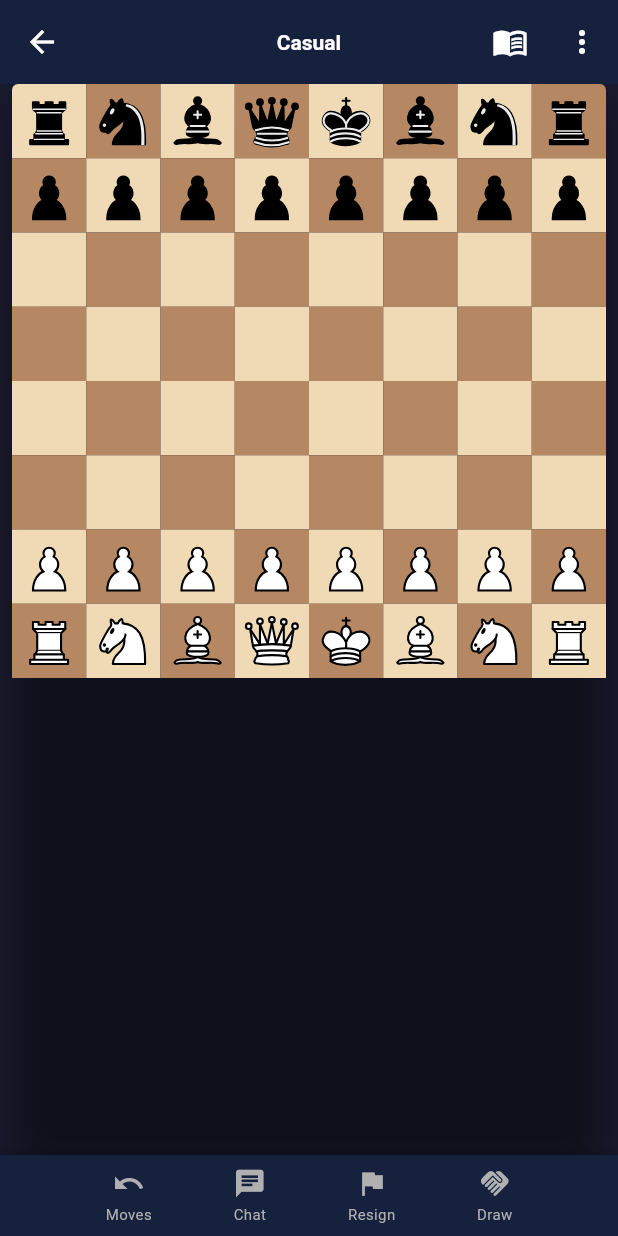
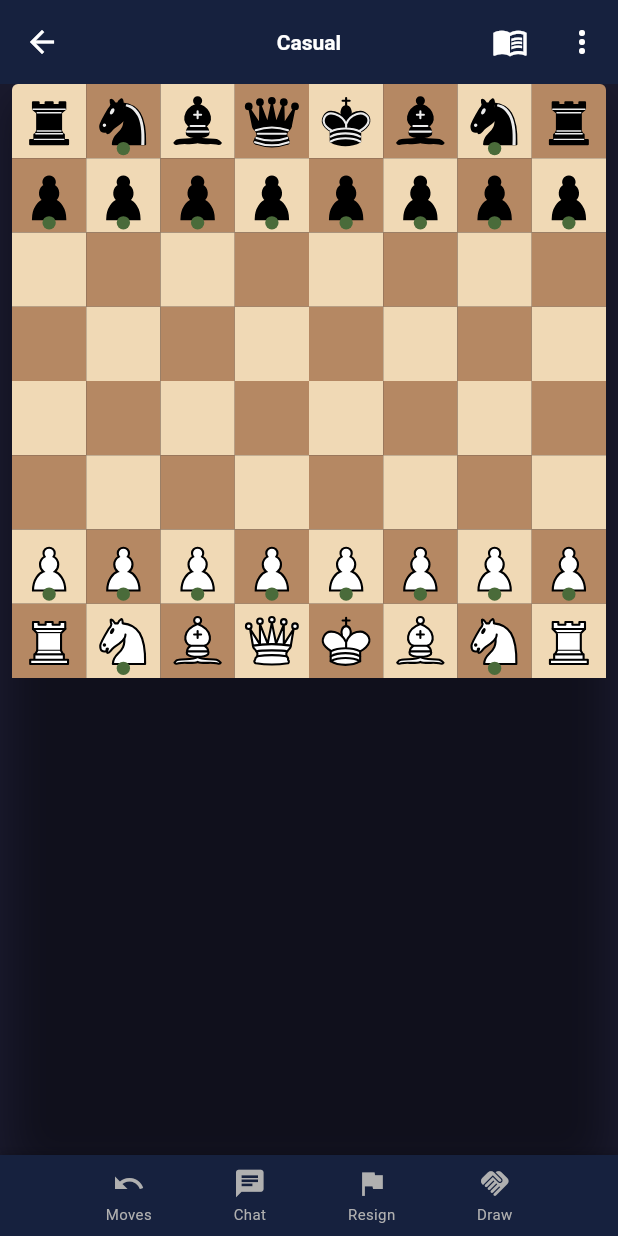
Before and after one commit to cheater345/Chess_apk, a Flutter app: the GameScreen screen opened by its route, on a phone screen of 412 x 824 dp. Run offline on Flutter 3.47's test engine with Material 3 defaults, Android fonts, the phone set to English and light mode, and no system bars; our stand-ins replace firebase_core, flutter_svg, google_fonts, shared_preferences, socket_io_client; accounts and stored records are empty.

Commit message:
feat: add green dot on each of user's movable pieces (no selection required)

```diff
--- a/flutter_app/lib/widgets/chess_board.dart
+++ b/flutter_app/lib/widgets/chess_board.dart
@@ -43,6 +43,12 @@ class _ChessBoardWidgetState extends State<ChessBoardWidget> {
       return playerTurn && (isWhite ? 'white' : 'black') == widget.playerColor;
     }
     return true;
+  }
+
+  bool _isUsersPiece(String piece) {
+    if (widget.playerColor == null) return true;
+    final isWhite = piece == piece.toUpperCase();
+    return (isWhite ? 'white' : 'black') == widget.playerColor;
   }
 
   bool _isPromotion(String from, String to) {
@@ -219,6 +225,8 @@ class _ChessBoardWidgetState extends State<ChessBoardWidget> {
         final isLight = (dr + df) % 2 == 0;
         final isSelected = _selectedSquare == sq;
 
+        final canMove = piece != '' && _selectedSquare == null && _isUsersPiece(piece) && _getLegalMovesForSquare(sq).isNotEmpty;
+
         pieces.add(Positioned(
           left: file * sqSize, top: rank * sqSize,
           child: Container(
@@ -229,7 +237,26 @@ class _ChessBoardWidgetState extends State<ChessBoardWidget> {
                   : isLight ? _lightSquare : _darkSquare,
               border: isSelected ? Border.all(color: const Color(0xFF4A6B3A), width: 3) : null,
             ),
-            child: piece != '' ? Center(child: _buildPiece(piece, sqSize)) : null,
+            child: piece != ''
+                ? Stack(
+                    alignment: Alignment.center,
+                    children: [
+                      Center(child: _buildPiece(piece, sqSize)),
+                      if (canMove)
+                        Positioned(
+                          bottom: sqSize * 0.04,
+                          child: Container(
+                            width: sqSize * 0.18,
+                            height: sqSize * 0.18,
+                            decoration: const BoxDecoration(
+                              shape: BoxShape.circle,
+                              color: Color(0xFF4A6B3A),
+                            ),
+                          ),
+                        ),
+                    ],
+                  )
+                : null,
           ),
         ));
       }
```
